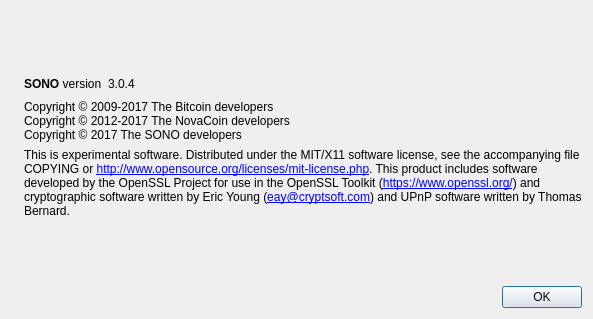
First picture: the form in src/qt/forms/aboutdialog.ui, repository altcommunitycoin/SONO, before the edit.
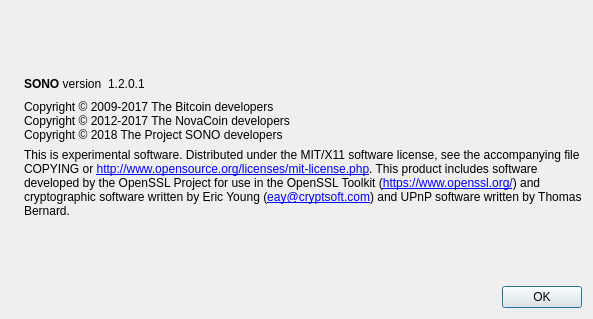
Second picture: the form after the edit. Icons and pictures are not drawn.

Patch:
```diff
--- a/src/qt/forms/aboutdialog.ui
+++ b/src/qt/forms/aboutdialog.ui
@@ -63,7 +63,7 @@
           <cursorShape>IBeamCursor</cursorShape>
          </property>
          <property name="text">
-          <string notr="true">3.0.4</string>
+          <string notr="true">1.2.0.1</string>
          </property>
          <property name="textInteractionFlags">
           <set>Qt::LinksAccessibleByMouse|Qt::TextSelectableByKeyboard|Qt::TextSelectableByMouse</set>
@@ -93,7 +93,7 @@
        <property name="text">
         <string>Copyright © 2009-2017 The Bitcoin developers
 Copyright © 2012-2017 The NovaCoin developers
-Copyright © 2017 The SONO developers</string>
+Copyright © 2018 The Project SONO developers</string>
        </property>
        <property name="textInteractionFlags">
         <set>Qt::LinksAccessibleByMouse|Qt::TextSelectableByKeyboard|Qt::TextSelectableByMouse</set>
```
